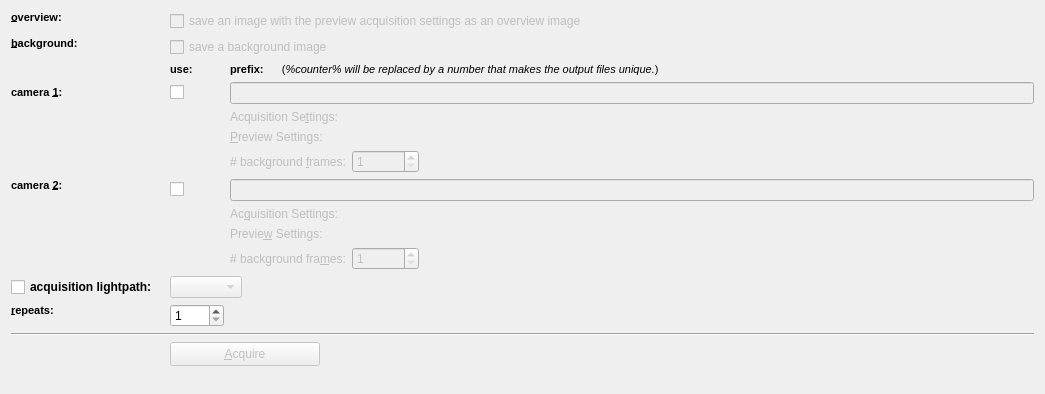
Qt form plugins/spimb040/qfespimb040acquisitionconfigwidget2.ui (jkriege2/QuickFit3) before a commit.
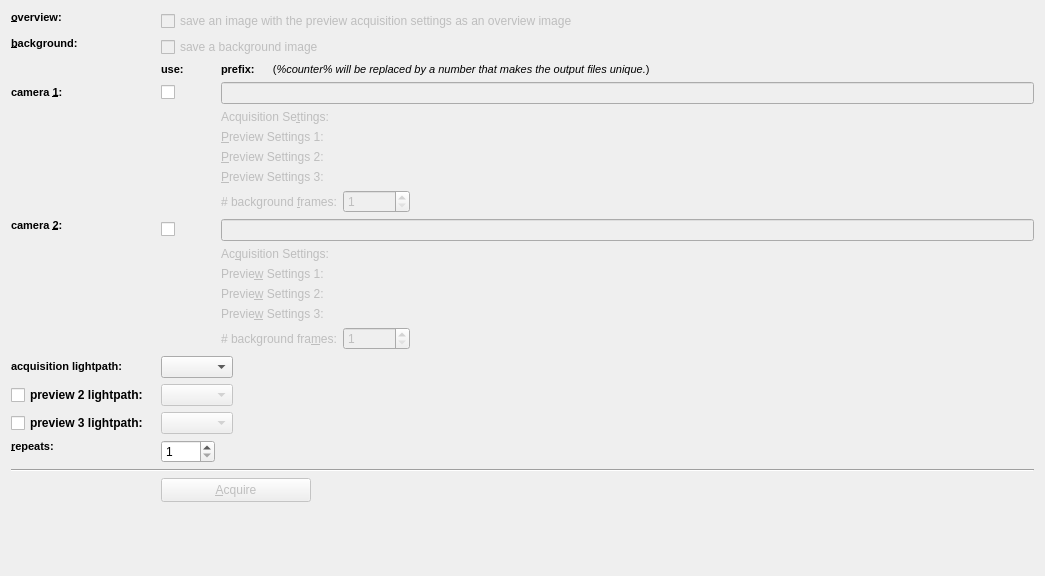
The same form after that commit. Icons and pictures are not drawn. Custom widgets are drawn as their Qt base class.

Commit message: QuickfIt3/SPIM: improved image acquisition: now supports several preview/overview images + code cleanup

Patch:
```diff
--- a/plugins/spimb040/qfespimb040acquisitionconfigwidget2.ui
+++ b/plugins/spimb040/qfespimb040acquisitionconfigwidget2.ui
@@ -7,7 +7,7 @@
     <x>0</x>
     <y>0</y>
     <width>1045</width>
-    <height>394</height>
+    <height>576</height>
    </rect>
   </property>
   <property name="windowTitle">
@@ -95,7 +95,7 @@
      </property>
     </widget>
    </item>
-   <item row="10" column="2" colspan="2">
+   <item row="12" column="2" colspan="2">
     <widget class="QPushButton" name="btnAcquire">
      <property name="enabled">
       <bool>false</bool>
@@ -121,7 +121,7 @@
      </property>
     </widget>
    </item>
-   <item row="11" column="2">
+   <item row="13" column="2">
     <spacer name="verticalSpacer">
      <property name="orientation">
       <enum>Qt::Vertical</enum>
@@ -188,7 +188,7 @@
      </property>
     </widget>
    </item>
-   <item row="9" column="0" colspan="4">
+   <item row="11" column="0" colspan="4">
     <widget class="Line" name="line">
      <property name="orientation">
       <enum>Qt::Horizontal</enum>
@@ -200,7 +200,7 @@
      <property name="enabled">
       <bool>false</bool>
      </property>
-     <layout class="QGridLayout" name="widCam2Settings" columnstretch="0,0">
+     <layout class="QGridLayout" name="widCam2Settings" columnstretch="0,0,0">
       <property name="margin">
        <number>0</number>
       </property>
@@ -214,31 +214,17 @@
         </property>
        </widget>
       </item>
-      <item row="1" column="1">
-       <widget class="QFCameraConfigEditorWidget" name="cmbPreviewSettings2" native="true">
-        <property name="focusPolicy">
-         <enum>Qt::TabFocus</enum>
-        </property>
-       </widget>
-      </item>
-      <item row="0" column="1">
-       <widget class="QFCameraConfigEditorWidget" name="cmbAcquisitionSettings2" native="true">
-        <property name="focusPolicy">
-         <enum>Qt::TabFocus</enum>
-        </property>
-       </widget>
-      </item>
       <item row="1" column="0">
        <widget class="QLabel" name="labPreview2">
         <property name="text">
-         <string>Previe&amp;w Settings:</string>
+         <string>Previe&amp;w Settings 1:</string>
         </property>
         <property name="buddy">
-         <cstring>cmbPreviewSettings2</cstring>
+         <cstring>cmbPreviewSettings2_1</cstring>
         </property>
        </widget>
       </item>
-      <item row="2" column="0">
+      <item row="4" column="0">
        <widget class="QLabel" name="labPreviewFrames2">
         <property name="text">
          <string># background fra&amp;mes:</string>
@@ -248,7 +234,48 @@
         </property>
        </widget>
       </item>
-      <item row="2" column="1">
+      <item row="2" column="0">
+       <widget class="QLabel" name="labPreview2_2">
+        <property name="text">
+         <string>Previe&amp;w Settings 2:</string>
+        </property>
+        <property name="buddy">
+         <cstring>cmbPreviewSettings2_1</cstring>
+        </property>
+       </widget>
+      </item>
+      <item row="3" column="0">
+       <widget class="QLabel" name="labPreview2_3">
+        <property name="text">
+         <string>Previe&amp;w Settings 3:</string>
+        </property>
+        <property name="buddy">
+         <cstring>cmbPreviewSettings2_1</cstring>
+        </property>
+       </widget>
+      </item>
+      <item row="2" column="2">
+       <widget class="QFCameraConfigEditorWidget" name="cmbPreviewSettings2_2" native="true">
+        <property name="focusPolicy">
+         <enum>Qt::TabFocus</enum>
+        </property>
+       </widget>
+      </item>
+      <item row="1" column="2">
+       <widget class="QFCameraConfigEditorWidget" name="cmbPreviewSettings2_1" native="true">
+        <property name="focusPolicy">
+         <enum>Qt::TabFocus</enum>
+        </property>
+       </widget>
+      </item>
+      <item row="0" column="2">
+       <widget class="QFCameraConfigEditorWidget" name="cmbAcquisitionSettings2" native="true">
+        <property name="focusPolicy">
+         <enum>Qt::TabFocus</enum>
+        </property>
+       </widget>
+      </item>
+      <item row="4" column="2">
        <layout class="QHBoxLayout" name="horizontalLayout_2">
         <item>
          <widget class="QSpinBox" name="spinBackgroundFrames2">
@@ -281,6 +308,13 @@
         </item>
        </layout>
       </item>
+      <item row="3" column="2">
+       <widget class="QFCameraConfigEditorWidget" name="cmbPreviewSettings2_3" native="true">
+        <property name="focusPolicy">
+         <enum>Qt::TabFocus</enum>
+        </property>
+       </widget>
+      </item>
      </layout>
     </widget>
    </item>
@@ -293,13 +327,6 @@
       <property name="margin">
        <number>0</number>
       </property>
-      <item row="1" column="1">
-       <widget class="QFCameraConfigEditorWidget" name="cmbPreviewSettings1" native="true">
-        <property name="focusPolicy">
-         <enum>Qt::TabFocus</enum>
-        </property>
-       </widget>
-      </item>
       <item row="0" column="0">
        <widget class="QLabel" name="label">
         <property name="text">
@@ -320,14 +347,21 @@
       <item row="1" column="0">
        <widget class="QLabel" name="labPreview1">
         <property name="text">
-         <string>&amp;Preview Settings:</string>
+         <string>&amp;Preview Settings 1:</string>
         </property>
         <property name="buddy">
-         <cstring>cmbPreviewSettings1</cstring>
+         <cstring>cmbPreviewSettings1_1</cstring>
         </property>
        </widget>
       </item>
-      <item row="2" column="0">
+      <item row="1" column="1">
+       <widget class="QFCameraConfigEditorWidget" name="cmbPreviewSettings1_1" native="true">
+        <property name="focusPolicy">
+         <enum>Qt::TabFocus</enum>
+        </property>
+       </widget>
+      </item>
+      <item row="4" column="0">
        <widget class="QLabel" name="labPreviewFrames1">
         <property name="text">
          <string># background &amp;frames:</string>
@@ -337,7 +371,7 @@
         </property>
        </widget>
       </item>
-      <item row="2" column="1">
+      <item row="4" column="1">
        <layout class="QHBoxLayout" name="horizontalLayout">
         <item>
          <widget class="QSpinBox" name="spinBackgroundFrames1">
@@ -370,50 +404,44 @@
         </item>
        </layout>
       </item>
+      <item row="2" column="0">
+       <widget class="QLabel" name="labPreview1_2">
+        <property name="text">
+         <string>&amp;Preview Settings 2:</string>
+        </property>
+        <property name="buddy">
+         <cstring>cmbPreviewSettings1_1</cstring>
+        </property>
+       </widget>
+      </item>
+      <item row="3" column="0">
+       <widget class="QLabel" name="labPreview1_3">
+        <property name="text">
+         <string>&amp;Preview Settings 3:</string>
+        </property>
+        <property name="buddy">
+         <cstring>cmbPreviewSettings1_1</cstring>
+        </property>
+       </widget>
+      </item>
+      <item row="2" column="1">
+       <widget class="QFCameraConfigEditorWidget" name="cmbPreviewSettings1_2" native="true">
+        <property name="focusPolicy">
+         <enum>Qt::TabFocus</enum>
+        </property>
+       </widget>
+      </item>
+      <item row="3" column="1">
+       <widget class="QFCameraConfigEditorWidget" name="cmbPreviewSettings1_3" native="true">
+        <property name="focusPolicy">
+         <enum>Qt::TabFocus</enum>
+        </property>
+       </widget>
+      </item>
      </layout>
     </widget>
    </item>
-   <item row="7" column="0">
-    <widget class="QCheckBox" name="chkLightpath">
-     <property name="font">
-      <font>
-       <weight>75</weight>
-       <bold>true</bold>
-      </font>
-     </property>
-     <property name="text">
-      <string>acquisition lightpath:</string>
-     </property>
-    </widget>
-   </item>
-   <item row="7" column="2" colspan="2">
-    <layout class="QHBoxLayout" name="horizontalLayout_3">
-     <item>
-      <widget class="QComboBox" name="cmbLightpath">
-       <property name="enabled">
-        <bool>false</bool>
-       </property>
-       <property name="sizeAdjustPolicy">
-        <enum>QComboBox::AdjustToContents</enum>
-       </property>
-      </widget>
-     </item>
-     <item>
-      <spacer name="horizontalSpacer_3">
-       <property name="orientation">
-        <enum>Qt::Horizontal</enum>
-       </property>
-       <property name="sizeHint" stdset="0">
-        <size>
-         <width>40</width>
-         <height>20</height>
-        </size>
-       </property>
-      </spacer>
-     </item>
-    </layout>
-   </item>
-   <item row="8" column="0">
+   <item row="10" column="0">
     <widget class="QLabel" name="label_7">
      <property name="text">
       <string>&lt;!DOCTYPE HTML PUBLIC &quot;-//W3C//DTD HTML 4.0//EN&quot; &quot;http://www.w3.org/TR/REC-html40/strict.dtd&quot;&gt;
@@ -430,7 +458,7 @@
      </property>
     </widget>
    </item>
-   <item row="8" column="2">
+   <item row="10" column="2">
     <widget class="QSpinBox" name="spinRepeat">
      <property name="toolTip">
       <string>a click on Acquire will do that many consecutive measurements with the same settings.</string>
@@ -443,6 +471,130 @@
      </property>
     </widget>
    </item>
+   <item row="8" column="0">
+    <widget class="QCheckBox" name="chkLightpathPreview2">
+     <property name="font">
+      <font>
+       <weight>75</weight>
+       <bold>true</bold>
+      </font>
+     </property>
+     <property name="text">
+      <string>preview 2 lightpath:</string>
+     </property>
+    </widget>
+   </item>
+   <item row="9" column="0">
+    <widget class="QCheckBox" name="chkLightpathPreview3">
+     <property name="font">
+      <font>
+       <weight>75</weight>
+       <bold>true</bold>
+      </font>
+     </property>
+     <property name="text">
+      <string>preview 3 lightpath:</string>
+     </property>
+    </widget>
+   </item>
+   <item row="7" column="2" colspan="2">
+    <layout class="QHBoxLayout" name="horizontalLayout_3">
+     <item>
+      <widget class="QComboBox" name="cmbLightpath">
+       <property name="enabled">
+        <bool>true</bool>
+       </property>
+       <property name="sizeAdjustPolicy">
+        <enum>QComboBox::AdjustToContents</enum>
+       </property>
+      </widget>
+     </item>
+     <item>
+      <spacer name="horizontalSpacer_3">
+       <property name="orientation">
+        <enum>Qt::Horizontal</enum>
+       </property>
+       <property name="sizeHint" stdset="0">
+        <size>
+         <width>40</width>
+         <height>20</height>
+        </size>
+       </property>
+      </spacer>
+     </item>
+    </layout>
+   </item>
+   <item row="8" column="2" colspan="2">
+    <layout class="QHBoxLayout" name="horizontalLayout_4">
+     <item>
+      <widget class="QComboBox" name="cmbLightpathPreview2">
+       <property name="enabled">
+        <bool>false</bool>
+       </property>
+       <property name="sizeAdjustPolicy">
+        <enum>QComboBox::AdjustToContents</enum>
+       </property>
+      </widget>
+     </item>
+     <item>
+      <spacer name="horizontalSpacer_4">
+       <property name="orientation">
+        <enum>Qt::Horizontal</enum>
+       </property>
+       <property name="sizeHint" stdset="0">
+        <size>
+         <width>40</width>
+         <height>20</height>
+        </size>
+       </property>
+      </spacer>
+     </item>
+    </layout>
+   </item>
+   <item row="9" column="2" colspan="2">
+    <layout class="QHBoxLayout" name="horizontalLayout_5">
+     <item>
+      <widget class="QComboBox" name="cmbLightpathPreview3">
+       <property name="enabled">
+        <bool>false</bool>
+       </property>
+       <property name="sizeAdjustPolicy">
+        <enum>QComboBox::AdjustToContents</enum>
+       </property>
+      </widget>
+     </item>
+     <item>
+      <spacer name="horizontalSpacer_5">
+       <property name="orientation">
+        <enum>Qt::Horizontal</enum>
+       </property>
+       <property name="sizeHint" stdset="0">
+        <size>
+         <width>40</width>
+         <height>20</height>
+        </size>
+       </property>
+      </spacer>
+     </item>
+    </layout>
+   </item>
+   <item row="7" column="0">
+    <widget class="QLabel" name="label_10">
+     <property name="text">
+      <string>&lt;!DOCTYPE HTML PUBLIC &quot;-//W3C//DTD HTML 4.0//EN&quot; &quot;http://www.w3.org/TR/REC-html40/strict.dtd&quot;&gt;
+&lt;html&gt;&lt;head&gt;&lt;meta name=&quot;qrichtext&quot; content=&quot;1&quot; /&gt;&lt;style type=&quot;text/css&quot;&gt;
+p, li { white-space: pre-wrap; }
+&lt;/style&gt;&lt;/head&gt;&lt;body style=&quot; font-family:'Sans Serif'; font-size:9pt; font-weight:400; font-style:normal;&quot;&gt;
+&lt;p style=&quot; margin-top:0px; margin-bottom:0px; margin-left:0px; margin-right:0px; -qt-block-indent:0; text-indent:0px;&quot;&gt;&lt;span style=&quot; font-family:'MS Shell Dlg 2'; font-size:8pt; font-weight:600;&quot;&gt;acquisition lightpath:&lt;/span&gt;&lt;/p&gt;&lt;/body&gt;&lt;/html&gt;</string>
+     </property>
+     <property name="alignment">
+      <set>Qt::AlignLeading|Qt::AlignLeft|Qt::AlignVCenter</set>
+     </property>
+     <property name="buddy">
+      <cstring>chkUse2</cstring>
+     </property>
+    </widget>
+   </item>
   </layout>
  </widget>
  <customwidgets>
```
Left out of the diff: 131 changed lines with no effect on the pictures. The commit also changes 8 other files.
